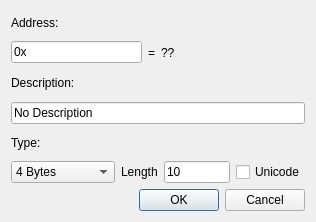
Qt form GUI/addaddressmanuallydialog.ui (korcankaraokcu/PINCE) before a commit.
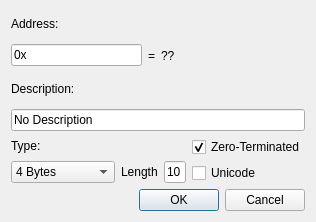
The same form after that commit.

Commit message: Users now have the freedom™ to choose zero terminate option for strings GUI Update

```diff
--- a/GUI/addaddressmanuallydialog.ui
+++ b/GUI/addaddressmanuallydialog.ui
@@ -13,7 +13,7 @@
   <property name="windowTitle">
    <string/>
   </property>
-  <layout class="QVBoxLayout" name="verticalLayout_4">
+  <layout class="QVBoxLayout" name="verticalLayout_5">
    <item>
     <layout class="QVBoxLayout" name="verticalLayout_2">
      <item>
@@ -82,7 +82,9 @@
     </layout>
    </item>
    <item>
-    <layout class="QVBoxLayout" name="verticalLayout_3">
+    <layout class="QHBoxLayout" name="horizontalLayout_3">
+     <item>
+      <layout class="QVBoxLayout" name="verticalLayout_4">
      <item>
       <widget class="QLabel" name="label_5">
        <property name="text">
@@ -162,6 +164,22 @@
          </property>
         </widget>
        </item>
+        </layout>
+       </item>
+      </layout>
+     </item>
+     <item>
+      <layout class="QVBoxLayout" name="verticalLayout_3">
+       <item>
+        <widget class="QCheckBox" name="checkBox_zeroterminate">
+         <property name="text">
+          <string>Zero-Terminated</string>
+         </property>
+         <property name="checked">
+          <bool>true</bool>
+         </property>
+        </widget>
+       </item>
        <item>
         <widget class="QCheckBox" name="checkBox_Unicode">
          <property name="text">
@@ -169,19 +187,6 @@
          </property>
         </widget>
        </item>
-       <item>
-        <spacer name="horizontalSpacer_2">
-         <property name="orientation">
-          <enum>Qt::Horizontal</enum>
-         </property>
-         <property name="sizeHint" stdset="0">
-          <size>
-           <width>40</width>
-           <height>20</height>
-          </size>
-         </property>
-        </spacer>
-       </item>
       </layout>
      </item>
     </layout>
```
Lines whose indentation alone changed are shown as unchanged. The commit also changes 2 other files.
